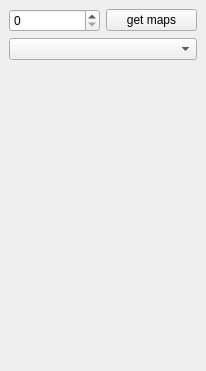
Old version of the form include/topo/UI/dockrealtime.ui in the repository StumboEugen/topology_map.
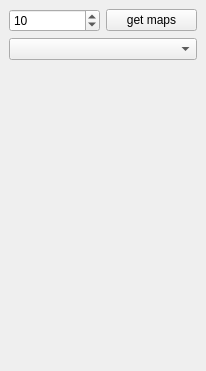
New version of the form.

Commit message: modify the map load number, ++ key control

```diff
--- a/include/topo/UI/dockrealtime.ui
+++ b/include/topo/UI/dockrealtime.ui
@@ -25,6 +25,9 @@
         <property name="maximum">
          <number>99</number>
         </property>
+        <property name="value">
+         <number>10</number>
+        </property>
        </widget>
       </item>
       <item>
```
The commit also changes 2 other files.
